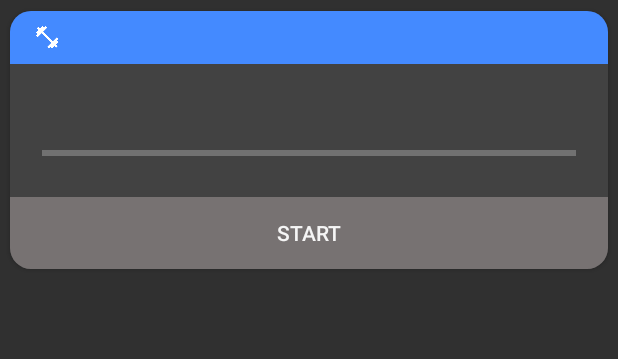
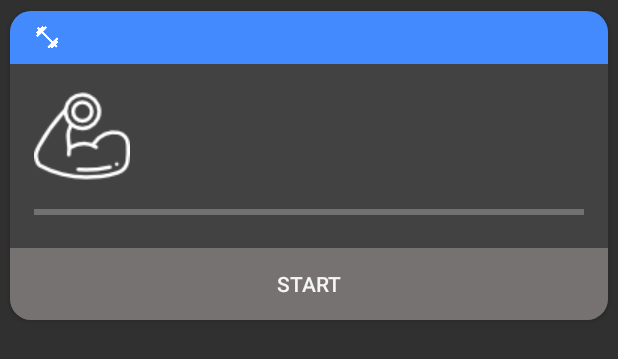
Before and after one commit to geckogecko/jumpstar, an Android app: the layout view_current_trainings_plan.xml on its own in the app's theme, with its tools: preview values and no code run, on a phone screen of 412 x 824 dp. Shown: the top 359 px of the screen. Run offline under Robolectric (Android 15) with nearby library versions, the phone set to English and light mode, and no system bars.

Commit message:
improved current trainingsplan

```diff
--- a/community_jump_trainer/app/src/main/res/layout/view_current_trainings_plan.xml
+++ b/community_jump_trainer/app/src/main/res/layout/view_current_trainings_plan.xml
@@ -9,24 +9,24 @@
     style="@style/CardViewStyle"
     android:foreground="?android:attr/selectableItemBackground">
 
-    <LinearLayout
+    <android.support.v7.widget.LinearLayoutCompat
         android:layout_width="match_parent"
         android:layout_height="match_parent"
         android:orientation="vertical">
 
-        <LinearLayout
+        <android.support.v7.widget.LinearLayoutCompat
             android:layout_width="match_parent"
             android:layout_height="wrap_content"
             android:background="@color/colorAccent">
 
-            <ImageView
+            <android.support.v7.widget.AppCompatImageView
                 android:layout_width="wrap_content"
                 android:layout_height="match_parent"
                 android:layout_marginLeft="@dimen/inner_card_margins"
                 android:layout_marginTop="@dimen/card_margins_content"
                 android:layout_marginBottom="@dimen/card_margins_content"
                 android:src="@drawable/baseline_fitness_center_white_18"/>
-            <TextView
+            <android.support.v7.widget.AppCompatTextView
                 android:id="@+id/name"
                 android:layout_width="wrap_content"
                 android:layout_height="match_parent"
@@ -35,7 +35,7 @@
                 android:layout_marginLeft="@dimen/inner_card_margins"
                 android:layout_marginTop="@dimen/card_margins_content"
                 android:layout_marginBottom="@dimen/card_margins_content" />
-        </LinearLayout>
+        </android.support.v7.widget.LinearLayoutCompat>
 
         <android.support.v7.widget.LinearLayoutCompat
             android:layout_width="match_parent"
@@ -43,32 +43,45 @@
             android:orientation="vertical"
             android:layout_margin="@dimen/inner_card_margins">
 
-            <TextView
-                android:id="@+id/description"
+            <android.support.v7.widget.LinearLayoutCompat
                 android:layout_width="match_parent"
                 android:layout_height="wrap_content"
-                android:layout_margin="@dimen/card_margins_content"/>
+                android:orientation="horizontal"
+                android:layout_marginBottom="@dimen/card_margins_content">
+
+                <android.support.v7.widget.AppCompatImageView
+                    android:id="@+id/image"
+                    android:layout_width="wrap_content"
+                    android:layout_height="wrap_content"
+                    android:src="@drawable/trainingsplan_1"
+                    android:layout_marginRight="@dimen/card_margins_content"
+                    android:layout_marginBottom="@dimen/card_margins_content"/>
+
+                <android.support.v7.widget.AppCompatTextView
+                    android:id="@+id/description"
+                    android:layout_width="wrap_content"
+                    android:layout_height="wrap_content"
+                    android:layout_margin="@dimen/card_margins_content"/>
+            </android.support.v7.widget.LinearLayoutCompat>
 
             <ProgressBar
                 android:id="@+id/categorySummery"
                 android:layout_width="match_parent"
                 android:layout_height="wrap_content"
-                android:layout_margin="@dimen/card_margins_content"
                 style="@style/Base.Widget.AppCompat.ProgressBar.Horizontal"/>
+        </android.support.v7.widget.LinearLayoutCompat>
 
-        </android.support.v7.widget.LinearLayoutCompat>
         <android.support.v7.widget.LinearLayoutCompat
             android:layout_width="match_parent"
-            android:layout_height="match_parent"
+            android:layout_height="wrap_content"
             android:orientation="horizontal"
             android:background="@color/colorPrimary">
             <android.support.v7.widget.AppCompatButton
                 android:id="@+id/button_start"
-                android:layout_width="0dp"
+                android:layout_width="match_parent"
                 android:layout_height="wrap_content"
-                android:layout_weight="1"
                 style="@style/Widget.AppCompat.Button.Borderless"
                 android:text="@string/start_current_trainingsPlan"/>
         </android.support.v7.widget.LinearLayoutCompat>
-    </LinearLayout>
+    </android.support.v7.widget.LinearLayoutCompat>
 </android.support.v7.widget.CardView>
```
Also changed, not shown: community_jump_trainer/app/src/main/res/layout/view_trainings_plan.xml (+11 -11 lines).
